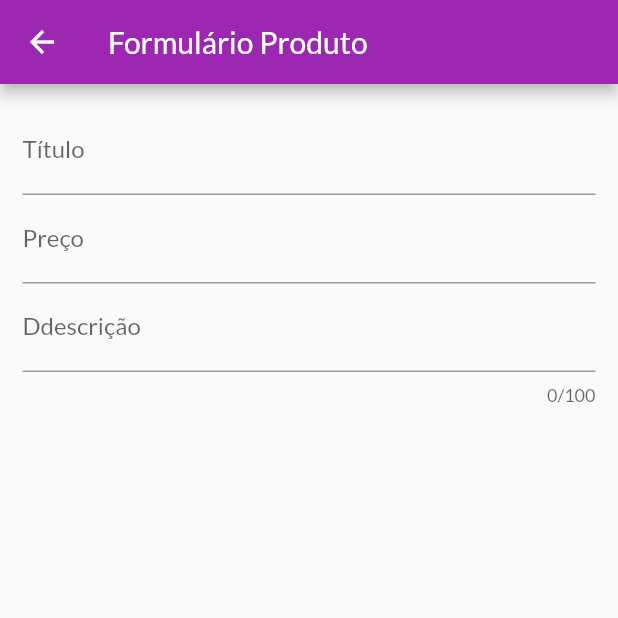
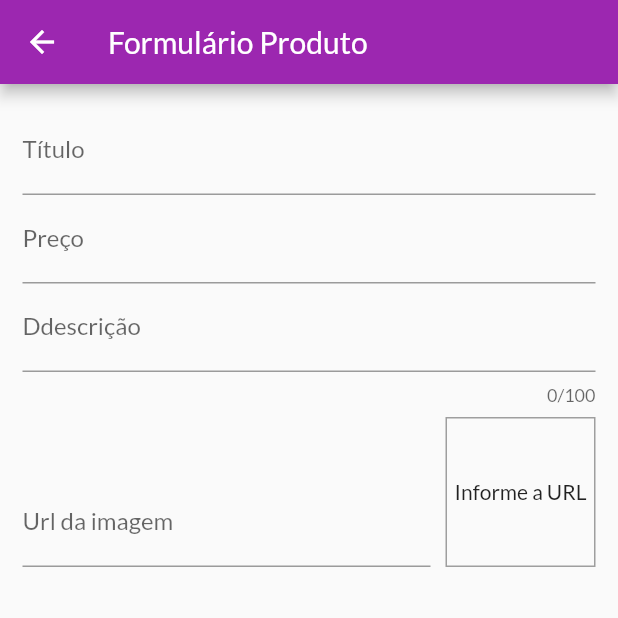
Before and after one commit to JoelSchecheleski/shopone, a Flutter app: the ProductFormScreen screen opened by its route, on a phone screen of 412 x 824 dp, the top half of it. Run offline on Flutter 3.47's test engine with Material 2 defaults, Android fonts, the phone set to English and light mode, and no system bars; our stand-ins replace cached_network_image; network calls fail.

Commit message:
Adicionado url para apresentar a imagem do produto

```diff
--- a/lib/views/product-form-screen.dart
+++ b/lib/views/product-form-screen.dart
@@ -9,11 +9,28 @@ class ProductFormScreen extends StatefulWidget {
 class _ProductFormScreenState extends State<ProductFormScreen> {
   final _priceFocusNode = FocusNode();
   final _descriptionFocusNode = FocusNode();
+  final _imagegUrlFocusNode = FocusNode();
+  final _imageUrlController = TextEditingController();
 
+  @override
+  void initState() {
+    super.initState();
+    _imagegUrlFocusNode.addListener(_updateImageUrl);
+  }
+
+  void _updateImageUrl(){
+    setState(() {
+
+    });
+  }
+
+  @override
   void dispose() {
     super.dispose();
     _priceFocusNode.dispose();
     _descriptionFocusNode.dispose();
+    _imagegUrlFocusNode.removeListener(_updateImageUrl);
+    _imagegUrlFocusNode.dispose();
   }
 
   @override
@@ -53,6 +70,42 @@ class _ProductFormScreenState extends State<ProductFormScreen> {
                 textInputAction: TextInputAction.next,
                 focusNode: _descriptionFocusNode,
               ),
+              Row(
+                crossAxisAlignment: CrossAxisAlignment.end,
+                children: [
+                  Expanded(
+                    child: TextFormField(
+                      decoration: InputDecoration(labelText: 'Url da imagem'),
+                      keyboardType: TextInputType.url,
+                      textInputAction: TextInputAction.done, // finaliza
+                      focusNode: _imagegUrlFocusNode,
+                      controller:  _imageUrlController,
+                      onFieldSubmitted: (_) {},
+                    ),
+                  ),
+                  Container(
+                    height: 100,
+                    width: 100,
+                    margin: EdgeInsets.only(
+                      top: 8,
+                      left: 10
+                    ),
+                    decoration: BoxDecoration(
+                      border: Border.all(
+                        color: Colors.grey,
+                        width: 1
+                      )
+                    ),
+                    alignment: Alignment.center,
+                    child: _imageUrlController.text.isEmpty ? Text('Informe a URL') : FittedBox(
+                      child: Image.network(
+                          _imageUrlController.text,
+                        fit: BoxFit.cover,
+                      ),
+                    ),
+                  )
+                ],
+              ),
             ],
           ),
         ),
```
